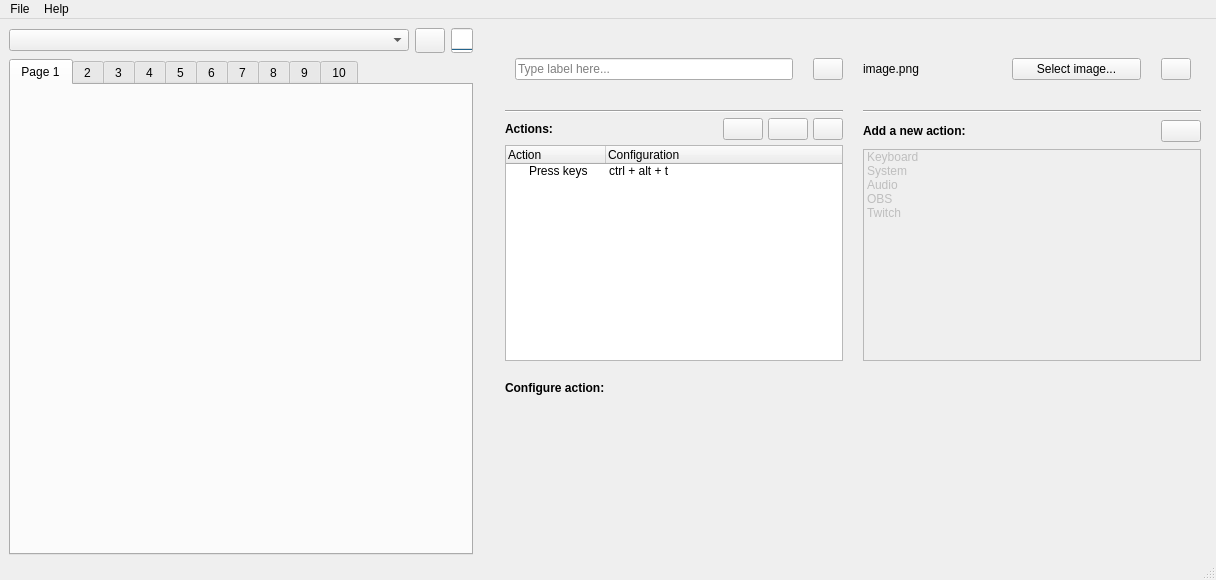
Old version of the form streamdeck_ui/main.ui in the repository timothycrosley/streamdeck-ui.
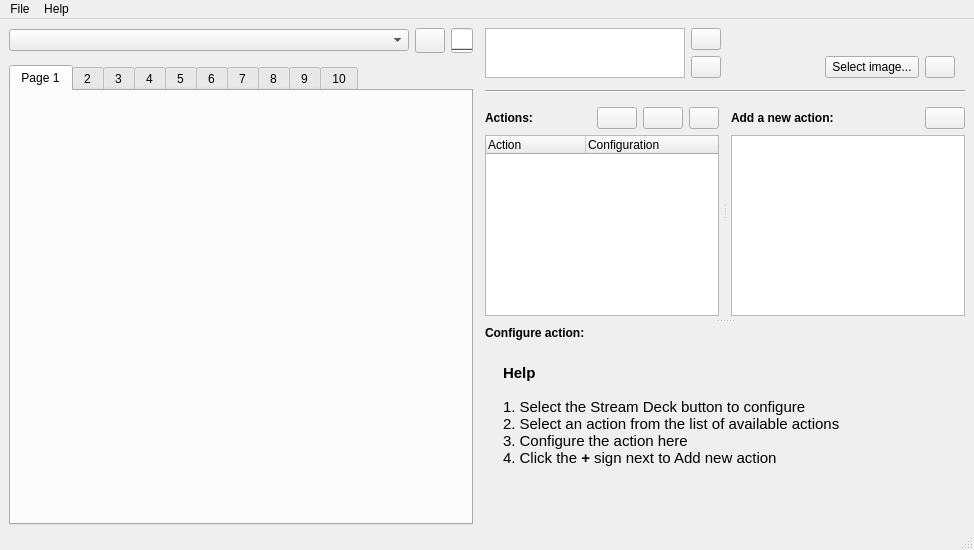
New version of the form. Icons and pictures are not drawn.

Commit message: WIP redesign main ui with splitters

What changed in the file:
```diff
--- a/streamdeck_ui/main.ui
+++ b/streamdeck_ui/main.ui
@@ -6,8 +6,8 @@
    <rect>
     <x>0</x>
     <y>0</y>
-    <width>1216</width>
-    <height>580</height>
+    <width>974</width>
+    <height>550</height>
    </rect>
   </property>
   <property name="windowTitle">
@@ -17,7 +17,7 @@
    <property name="autoFillBackground">
     <bool>false</bool>
    </property>
-   <layout class="QVBoxLayout" name="verticalLayout_2">
+   <layout class="QHBoxLayout" name="horizontalLayout_7">
     <property name="spacing">
      <number>6</number>
     </property>
@@ -28,10 +28,8 @@
      <number>3</number>
     </property>
     <item>
-     <layout class="QHBoxLayout" name="main_horizontalLayout">
-      <property name="spacing">
-       <number>12</number>
-      </property>
+     <widget class="QWidget" name="leftwidget" native="true">
+      <layout class="QVBoxLayout" name="verticalLayout_2" stretch="0,1">
       <property name="leftMargin">
        <number>0</number>
       </property>
@@ -42,17 +40,6 @@
        <number>0</number>
       </property>
       <property name="bottomMargin">
-       <number>0</number>
-      </property>
-      <item>
-       <layout class="QVBoxLayout" name="left_verticalLayout" stretch="0,1">
-        <property name="spacing">
-         <number>6</number>
-        </property>
-        <property name="sizeConstraint">
-         <enum>QLayout::SetDefaultConstraint</enum>
-        </property>
-        <property name="topMargin">
          <number>0</number>
         </property>
         <item>
@@ -67,7 +54,7 @@
            <number>0</number>
           </property>
           <property name="bottomMargin">
-           <number>0</number>
+          <number>6</number>
           </property>
           <item>
            <widget class="QComboBox" name="device_list">
@@ -218,55 +205,118 @@
          </widget>
         </item>
        </layout>
+     </widget>
       </item>
       <item>
-       <layout class="QVBoxLayout" name="verticalLayout" stretch="0,3,2">
+     <widget class="QWidget" name="rightwidget" native="true">
+      <property name="minimumSize">
+       <size>
+        <width>300</width>
+        <height>0</height>
+       </size>
+      </property>
+      <layout class="QVBoxLayout" name="verticalLayout_4" stretch="1">
         <property name="spacing">
-         <number>20</number>
+        <number>8</number>
         </property>
         <property name="leftMargin">
-         <number>20</number>
+        <number>6</number>
         </property>
         <property name="topMargin">
-         <number>20</number>
+        <number>0</number>
         </property>
         <property name="rightMargin">
-         <number>6</number>
+        <number>0</number>
         </property>
         <property name="bottomMargin">
-         <number>6</number>
+        <number>0</number>
         </property>
         <item>
-         <layout class="QHBoxLayout" name="horizontalLayout_6" stretch="1,1">
-          <property name="leftMargin">
+        <widget class="QSplitter" name="horizontalsplitter">
+         <property name="frameShape">
+          <enum>QFrame::NoFrame</enum>
+         </property>
+         <property name="orientation">
+          <enum>Qt::Vertical</enum>
+         </property>
+         <property name="handleWidth">
            <number>10</number>
           </property>
+         <widget class="QWidget" name="topwidget" native="true">
+          <layout class="QVBoxLayout" name="verticalLayout_5" stretch="0,0,1">
+           <property name="leftMargin">
+            <number>0</number>
+           </property>
           <property name="topMargin">
-           <number>10</number>
+            <number>0</number>
           </property>
           <property name="rightMargin">
-           <number>10</number>
+            <number>0</number>
           </property>
           <property name="bottomMargin">
-           <number>10</number>
+            <number>0</number>
           </property>
           <item>
-           <layout class="QHBoxLayout" name="horizontalLayout_2">
+            <widget class="QWidget" name="widget_6" native="true">
+             <layout class="QHBoxLayout" name="horizontalLayout">
+              <property name="leftMargin">
+               <number>0</number>
+              </property>
+              <property name="topMargin">
+               <number>0</number>
+              </property>
+              <property name="rightMargin">
+               <number>0</number>
+              </property>
+              <property name="bottomMargin">
+               <number>6</number>
+              </property>
             <item>
-             <widget class="QLineEdit" name="lineEdit">
-              <property name="inputMask">
+               <layout class="QHBoxLayout" name="horizontalLayout_2" stretch="1,0,1">
+                <property name="leftMargin">
+                 <number>0</number>
+                </property>
+                <property name="rightMargin">
+                 <number>0</number>
+                </property>
+                <item>
+                 <widget class="QPlainTextEdit" name="text">
+                  <property name="sizePolicy">
+                   <sizepolicy hsizetype="Expanding" vsizetype="Ignored">
+                    <horstretch>0</horstretch>
+                    <verstretch>0</verstretch>
+                   </sizepolicy>
+                  </property>
+                  <property name="maximumSize">
+                   <size>
+                    <width>200</width>
+                    <height>16777215</height>
+                   </size>
+                  </property>
+                  <property name="documentTitle">
                <string/>
               </property>
-              <property name="text">
+                  <property name="lineWrapMode">
+                   <enum>QPlainTextEdit::NoWrap</enum>
+                  </property>
+                  <property name="plainText">
                <string/>
               </property>
               <property name="placeholderText">
-               <string>Type label here...</string>
+                   <string>Type label here</string>
               </property>
              </widget>
             </item>
             <item>
-             <widget class="QPushButton" name="pushButton">
+                 <layout class="QVBoxLayout" name="verticalLayout">
+                  <property name="leftMargin">
+                   <number>0</number>
+                  </property>
+                  <property name="rightMargin">
+                   <number>10</number>
+                  </property>
+                  <item>
+                   <widget class="QPushButton" name="textButton">
               <property name="maximumSize">
                <size>
                 <width>30</width>
@@ -278,20 +328,61 @@
               </property>
               <property name="icon">
                <iconset resource="resources.qrc">
-                <normaloff>:/icons/icons/vertical-align.png</normaloff>:/icons/icons/vertical-align.png</iconset>
+                      <normaloff>:/icons/icons/up.png</normaloff>:/icons/icons/up.png</iconset>
+                    </property>
+                   </widget>
+                  </item>
+                  <item>
+                   <widget class="QPushButton" name="text_horizontal_button">
+                    <property name="maximumSize">
+                     <size>
+                      <width>30</width>
+                      <height>16777215</height>
+                     </size>
+                    </property>
+                    <property name="text">
+                     <string/>
+                    </property>
+                    <property name="icon">
+                     <iconset resource="resources.qrc">
+                      <normaloff>:/icons/icons/edit-alignment-center.png</normaloff>:/icons/icons/edit-alignment-center.png</iconset>
               </property>
              </widget>
             </item>
            </layout>
+                </item>
+                <item>
+                 <layout class="QVBoxLayout" name="verticalLayout_3">
+                  <property name="rightMargin">
+                   <number>10</number>
+                  </property>
+                  <item>
+                   <widget class="QLabel" name="image_label">
+                    <property name="text">
+                     <string/>
+                    </property>
+                    <property name="alignment">
+                     <set>Qt::AlignRight|Qt::AlignTrailing|Qt::AlignVCenter</set>
+                    </property>
+                   </widget>
           </item>
           <item>
            <layout class="QHBoxLayout" name="horizontalLayout_3">
+                    <property name="leftMargin">
+                     <number>10</number>
+                    </property>
             <item>
-             <widget class="QLabel" name="label_2">
-              <property name="text">
-               <string>image.png</string>
-              </property>
-             </widget>
+                     <spacer name="horizontalSpacer_3">
+                      <property name="orientation">
+                       <enum>Qt::Horizontal</enum>
+                      </property>
+                      <property name="sizeHint" stdset="0">
+                       <size>
+                        <width>40</width>
+                        <height>20</height>
+                       </size>
+                      </property>
+                     </spacer>
             </item>
             <item>
              <widget class="QPushButton" name="pushButton_3">
@@ -302,7 +393,7 @@
                </size>
               </property>
               <property name="text">
-               <string>Select image...</string>
+                       <string> Select image... </string>
               </property>
              </widget>
             </item>
@@ -327,31 +418,11 @@
           </item>
          </layout>
         </item>
-        <item>
-         <layout class="QHBoxLayout" name="horizontalLayout" stretch="1,1">
-          <property name="leftMargin">
-           <number>0</number>
-          </property>
-          <property name="rightMargin">
-           <number>0</number>
-          </property>
-          <item>
-           <layout class="QVBoxLayout" name="right_layout">
-            <property name="spacing">
-             <number>5</number>
-            </property>
-            <property name="leftMargin">
-             <number>0</number>
-            </property>
-            <property name="topMargin">
-             <number>0</number>
-            </property>
-            <property name="rightMargin">
-             <number>0</number>
-            </property>
-            <property name="bottomMargin">
-             <number>0</number>
-            </property>
+               </layout>
+              </item>
+             </layout>
+            </widget>
+           </item>
             <item>
              <widget class="Line" name="line">
               <property name="orientation">
@@ -360,6 +431,55 @@
              </widget>
             </item>
             <item>
+            <widget class="QFrame" name="frame">
+             <property name="frameShape">
+              <enum>QFrame::NoFrame</enum>
+             </property>
+             <property name="frameShadow">
+              <enum>QFrame::Raised</enum>
+             </property>
+             <layout class="QHBoxLayout" name="horizontalLayout_8">
+              <property name="spacing">
+               <number>6</number>
+              </property>
+              <property name="leftMargin">
+               <number>0</number>
+              </property>
+              <property name="topMargin">
+               <number>8</number>
+              </property>
+              <property name="rightMargin">
+               <number>0</number>
+              </property>
+              <property name="bottomMargin">
+               <number>0</number>
+              </property>
+              <item>
+               <widget class="QSplitter" name="verticalsplitter">
+                <property name="orientation">
+                 <enum>Qt::Horizontal</enum>
+                </property>
+                <property name="handleWidth">
+                 <number>12</number>
+                </property>
+                <widget class="QWidget" name="topleftwidget" native="true">
+                 <layout class="QVBoxLayout" name="verticalLayout_8">
+                  <property name="spacing">
+                   <number>6</number>
+                  </property>
+                  <property name="leftMargin">
+                   <number>0</number>
+                  </property>
+                  <property name="topMargin">
+                   <number>0</number>
+                  </property>
+                  <property name="rightMargin">
+                   <number>0</number>
+                  </property>
+                  <property name="bottomMargin">
+                   <number>0</number>
+                  </property>
+                  <item>
              <layout class="QHBoxLayout" name="horizontalLayout_4">
               <item>
                <widget class="QLabel" name="label_4">
@@ -436,6 +556,9 @@
             </item>
             <item>
              <widget class="QTreeWidget" name="treeWidget_2">
+                    <property name="indentation">
+                     <number>0</number>
+                    </property>
               <attribute name="headerVisible">
                <bool>true</bool>
               </attribute>
@@ -449,23 +572,12 @@
                 <string>Configuration</string>
                </property>
               </column>
-              <item>
-               <property name="text">
-                <string>Press keys</string>
-               </property>
-               <property name="text">
-                <string>ctrl + alt + t</string>
-               </property>
-              </item>
              </widget>
             </item>
            </layout>
-          </item>
-          <item>
-           <layout class="QVBoxLayout" name="left_layout">
-            <property name="spacing">
-             <number>5</number>
-            </property>
+                </widget>
+                <widget class="QWidget" name="toprightwidget" native="true">
+                 <layout class="QVBoxLayout" name="verticalLayout_9">
             <property name="leftMargin">
              <number>0</number>
             </property>
@@ -478,13 +590,6 @@
             <property name="bottomMargin">
              <number>0</number>
             </property>
-            <item>
-             <widget class="Line" name="line_2">
-              <property name="orientation">
-               <enum>Qt::Horizontal</enum>
-              </property>
-             </widget>
-            </item>
             <item>
              <layout class="QHBoxLayout" name="horizontalLayout_5">
               <property name="topMargin">
@@ -495,7 +600,7 @@
                 <property name="minimumSize">
                  <size>
                   <width>0</width>
-                  <height>26</height>
+                        <height>0</height>
                  </size>
                 </property>
                 <property name="font">
@@ -538,7 +643,7 @@
             <item>
              <widget class="QTreeWidget" name="treeWidget">
               <property name="enabled">
-               <bool>false</bool>
+                     <bool>true</bool>
               </property>
               <property name="alternatingRowColors">
                <bool>false</bool>
@@ -569,103 +674,33 @@
                 <string>1</string>
                </property>
               </column>
-              <item>
-               <property name="text">
-                <string>Keyboard</string>
-               </property>
-               <property name="icon">
-                <iconset resource="resources.qrc">
-                 <normaloff>:/icons/icons/keyboard-enter.png</normaloff>:/icons/icons/keyboard-enter.png</iconset>
-               </property>
-               <item>
-                <property name="text">
-                 <string>Press keys</string>
-                </property>
-               </item>
-               <item>
-                <property name="text">
-                 <string>Write text</string>
-                </property>
-               </item>
-              </item>
-              <item>
-               <property name="text">
-                <string>System</string>
-               </property>
-               <property name="icon">
-                <iconset resource="resources.qrc">
-                 <normaloff>:/icons/icons/gear.png</normaloff>:/icons/icons/gear.png</iconset>
-               </property>
-               <item>
-                <property name="text">
-                 <string>Log out</string>
-                </property>
-               </item>
-              </item>
-              <item>
-               <property name="text">
-                <string>Audio</string>
-               </property>
-               <item>
-                <property name="text">
-                 <string>Volume up</string>
-                </property>
-               </item>
-               <item>
-                <property name="text">
-                 <string>Volume down</string>
-                </property>
-               </item>
-               <item>
-                <property name="text">
-                 <string>Mute</string>
-                </property>
-               </item>
-              </item>
-              <item>
-               <property name="text">
-                <string>OBS</string>
-               </property>
-               <item>
-                <property name="text">
-                 <string>Switch scenes</string>
-                </property>
-               </item>
-              </item>
-              <item>
-               <property name="text">
-                <string>Twitch</string>
-               </property>
-               <item>
-                <property name="text">
-                 <string>Chat</string>
-                </property>
-               </item>
-               <item>
-                <property name="text">
-                 <string>Push to talk</string>
-                </property>
-               </item>
-              </item>
              </widget>
             </item>
            </layout>
-          </item>
-         </layout>
-        </item>
-        <item>
-         <layout class="QVBoxLayout" name="verticalLayout_3" stretch="0,1">
-          <property name="spacing">
-           <number>5</number>
-          </property>
+                </widget>
+               </widget>
+              </item>
+             </layout>
+            </widget>
+           </item>
+          </layout>
+         </widget>
+         <widget class="QWidget" name="bottomwidget" native="true">
+          <layout class="QVBoxLayout" name="verticalLayout_7" stretch="0,1">
           <property name="leftMargin">
            <number>0</number>
           </property>
           <property name="topMargin">
            <number>0</number>
           </property>
+           <property name="rightMargin">
+            <number>0</number>
+           </property>
+           <property name="bottomMargin">
+            <number>0</number>
+           </property>
           <item>
-           <widget class="QLabel" name="label_3">
+            <widget class="QLabel" name="actionlabel">
             <property name="font">
              <font>
               <weight>75</weight>
@@ -678,13 +713,41 @@
            </widget>
           </item>
           <item>
-           <widget class="QWidget" name="widget" native="true"/>
-          </item>
-         </layout>
-        </item>
-       </layout>
-      </item>
-     </layout>
+            <widget class="QWidget" name="actionwidget" native="true">
+             <layout class="QVBoxLayout" name="verticalLayout_6">
+              <item>
+               <widget class="QWidget" name="helpwidget" native="true">
+                <layout class="QVBoxLayout" name="verticalLayout_10">
+                 <item>
+                  <widget class="QLabel" name="label_3">
+                   <property name="text">
+                    <string>&lt;!DOCTYPE HTML PUBLIC &quot;-//W3C//DTD HTML 4.0//EN&quot; &quot;http://www.w3.org/TR/REC-html40/strict.dtd&quot;&gt;
+&lt;html&gt;&lt;head&gt;&lt;meta name=&quot;qrichtext&quot; content=&quot;1&quot; /&gt;&lt;style type=&quot;text/css&quot;&gt;
+p, li { white-space: pre-wrap; }
+&lt;/style&gt;&lt;/head&gt;&lt;body style=&quot; font-family:'Ubuntu'; font-size:11pt; font-weight:400; font-style:normal;&quot;&gt;
+&lt;p style=&quot; margin-top:12px; margin-bottom:12px; margin-left:0px; margin-right:0px; -qt-block-indent:0; text-indent:0px;&quot;&gt;&lt;span style=&quot; font-family:'Ubuntu'; font-weight:600;&quot;&gt;Help&lt;br /&gt;&lt;/span&gt;&lt;span style=&quot; font-family:'Ubuntu';&quot;&gt;&lt;br /&gt;1. Select the Stream Deck button to configure&lt;br /&gt;2. Select an action from the list of available actions&lt;/span&gt;&lt;span style=&quot; font-family:'Ubuntu'; font-weight:600;&quot;&gt;&lt;br /&gt;&lt;/span&gt;&lt;span style=&quot; font-family:'Ubuntu';&quot;&gt;3. Configure the action here&lt;br /&gt;4. Click the &lt;/span&gt;&lt;span style=&quot; font-family:'Ubuntu'; font-weight:600;&quot;&gt;+&lt;/span&gt;&lt;span style=&quot; font-family:'Ubuntu';&quot;&gt; sign next to Add new action&lt;/span&gt;&lt;/p&gt;
+&lt;p style=&quot;-qt-paragraph-type:empty; margin-top:12px; margin-bottom:12px; margin-left:0px; margin-right:0px; -qt-block-indent:0; text-indent:0px; font-family:'Ubuntu'; font-weight:600;&quot;&gt;&lt;br /&gt;&lt;/p&gt;&lt;/body&gt;&lt;/html&gt;</string>
+                   </property>
+                   <property name="alignment">
+                    <set>Qt::AlignLeading|Qt::AlignLeft|Qt::AlignTop</set>
+                   </property>
+                   <property name="wordWrap">
+                    <bool>true</bool>
+                   </property>
+                  </widget>
+                 </item>
+                </layout>
+               </widget>
+              </item>
+             </layout>
+            </widget>
+           </item>
+          </layout>
+         </widget>
+        </widget>
+       </item>
+      </layout>
+     </widget>
     </item>
    </layout>
   </widget>
@@ -693,7 +756,7 @@
     <rect>
      <x>0</x>
      <y>0</y>
-     <width>1216</width>
+     <width>974</width>
      <height>22</height>
     </rect>
    </property>
```
Left out of the diff: 16 changed lines with no effect on the pictures. Lines whose indentation alone changed are shown as unchanged. The commit also changes 6 other files.
